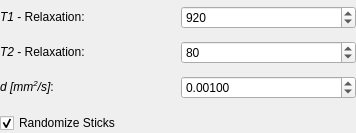
This is Plugins/org.mitk.gui.qt.diffusionimaging.fiberfox/src/QmitkAstrosticksModelParametersWidgetControls.ui in MITK/MITK as Qt 5 draws it before an edit. The edited form follows.
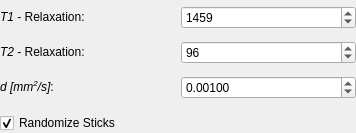
This is the edited form.

Patch:
```diff
--- a/Plugins/org.mitk.gui.qt.diffusionimaging.fiberfox/src/QmitkAstrosticksModelParametersWidgetControls.ui
+++ b/Plugins/org.mitk.gui.qt.diffusionimaging.fiberfox/src/QmitkAstrosticksModelParametersWidgetControls.ui
@@ -108,7 +108,7 @@
          <number>999999999</number>
         </property>
         <property name="value">
-         <number>80</number>
+         <number>96</number>
         </property>
        </widget>
       </item>
@@ -128,7 +128,7 @@
          <number>999999999</number>
         </property>
         <property name="value">
-         <number>920</number>
+         <number>1459</number>
         </property>
        </widget>
       </item>
```
